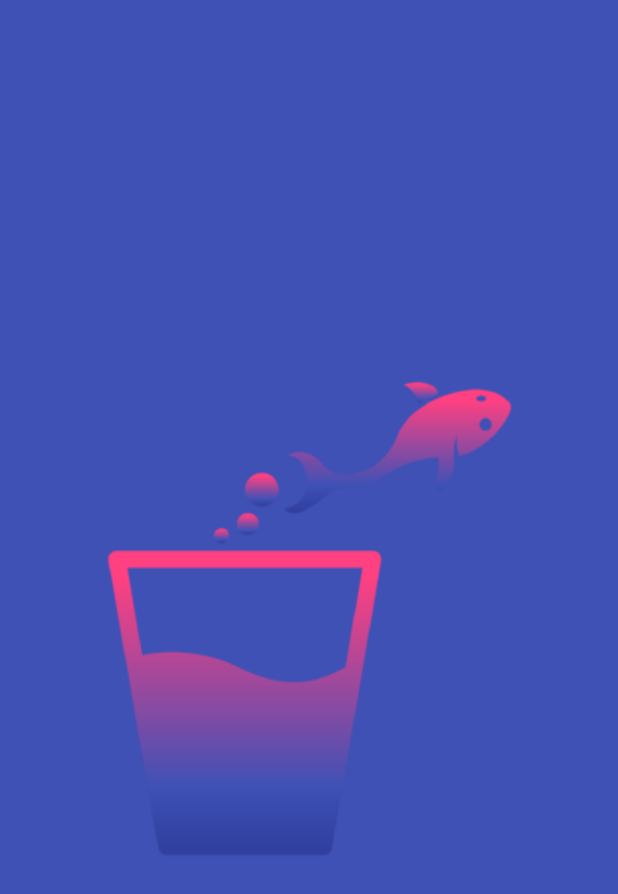
After one commit to Schakkeline/AndroidDripDrop, an Android app: the SplashActivity screen opened directly, with no data from a screen before it, on a phone screen of 412 x 824 dp. The commit adds this screen. Shown: the top 894 px of the screen. Run offline under Robolectric (Android 15) with nearby library versions, the phone set to English and light mode, and no system bars; 1 statement that could not run was skipped.

Commit message:
Splash Screen

```diff
--- a/app/src/main/java/com/buchmaier/jacqueline/mamiwata/LoginActivity.java
+++ b/app/src/main/java/com/buchmaier/jacqueline/mamiwata/LoginActivity.java
@@ -59,7 +59,7 @@ public class LoginActivity extends AppCompatActivity {
         btnReset.setOnClickListener(new View.OnClickListener() {
             @Override
             public void onClick(View v) {
-                // TODO: Reset Password
+                // Reset Password
                 startActivity(new Intent(LoginActivity.this, ResetPasswordActivity.class));
             }
         });
@@ -93,7 +93,8 @@ public class LoginActivity extends AppCompatActivity {
                                     if (password.length() < 6) {
                                         inputPassword.setError(getString(R.string.minimum_password));
                                     } else {
-                                        Toast.makeText(LoginActivity.this, getString(R.string.auth_failed), Toast.LENGTH_LONG).show();
+                                        Toast.makeText(LoginActivity.this, getString(R.string.auth_failed),
+                                                Toast.LENGTH_LONG).show();
                                     }
                                 } else {
                                     Intent intent = new Intent(LoginActivity.this, MainActivity.class);
--- a/app/src/main/java/com/buchmaier/jacqueline/mamiwata/MyFirebaseMessagingService.java
+++ b/app/src/main/java/com/buchmaier/jacqueline/mamiwata/MyFirebaseMessagingService.java
@@ -48,7 +48,8 @@ public class MyFirebaseMessagingService extends FirebaseMessagingService {
         String NOTIFICATION_CHANNEL_ID = "my_channel_id_01";
 
         if (Build.VERSION.SDK_INT >= Build.VERSION_CODES.O) {
-            NotificationChannel notificationChannel = new NotificationChannel(NOTIFICATION_CHANNEL_ID, "My Notifications", NotificationManager.IMPORTANCE_MAX);
+            NotificationChannel notificationChannel = new NotificationChannel(NOTIFICATION_CHANNEL_ID, "My Notifications",
+                    NotificationManager.IMPORTANCE_MAX);
 
             // Configure the notification channel.
             notificationChannel.setDescription("Channel description");
--- a/app/src/main/java/com/buchmaier/jacqueline/mamiwata/SignupActivity.java
+++ b/app/src/main/java/com/buchmaier/jacqueline/mamiwata/SignupActivity.java
@@ -47,7 +47,6 @@ public class SignupActivity extends AppCompatActivity {
         btnResetPassword.setOnClickListener(new View.OnClickListener() {
             @Override
             public void onClick(View v) {
-                // TODO: Reset Password
                 startActivity(new Intent(SignupActivity.this, ResetPasswordActivity.class));
             }
         });
@@ -87,7 +86,6 @@ public class SignupActivity extends AppCompatActivity {
                             @Override
                             public void onComplete(@NonNull Task<AuthResult> task) {
                                 Toast.makeText(SignupActivity.this, "Welcome :)", Toast.LENGTH_SHORT).show();
-                                //progressBar.setVisibility(View.GONE);
                                 // If sign in fails, display a message to the user. If sign in succeeds
                                 // the auth state listener will be notified and logic to handle the
                                 // signed in user can be handled in the listener.
@@ -101,7 +99,6 @@ public class SignupActivity extends AppCompatActivity {
                                     mFirebaseDatabase.child(uid).child("email").setValue(email);
                                     mFirebaseDatabase.child(uid).child("age").setValue("under 30 years");
                                     mFirebaseDatabase.child(uid).child("currentWater").setValue(0);
-                                    mFirebaseDatabase.child(uid).child("gender").setValue("Female");
                                     mFirebaseDatabase.child(uid).child("myDonation").setValue(0);
                                     mFirebaseDatabase.child(uid).child("myWater").setValue(0);
                                     mFirebaseDatabase.child(uid).child("notifications").setValue(true);
--- /dev/null
+++ b/app/src/main/java/com/buchmaier/jacqueline/mamiwata/SplashActivity.java
@@ -0,0 +1,21 @@
+package com.buchmaier.jacqueline.mamiwata;
+
+import android.content.Intent;
+import android.os.Bundle;
+import android.support.v7.app.AppCompatActivity;
+
+/**
+ * Created by jacqueline on 17.06.18.
+ */
+
+public class SplashActivity extends AppCompatActivity {
+
+    @Override
+    protected void onCreate(Bundle savedInstanceState) {
+        super.onCreate(savedInstanceState);
+        // Start home activity
+        startActivity(new Intent(SplashActivity.this, MainActivity.class));
+        // close splash activity
+        finish();
+    }
+}
--- a/app/src/main/res/values/styles.xml
+++ b/app/src/main/res/values/styles.xml
@@ -8,4 +8,9 @@
         <item name="colorAccent">@color/colorAccent</item>
     </style>
 
+    <!-- Splash Screen theme. -->
+    <style name="SplashTheme" parent="Theme.AppCompat.NoActionBar">
+        <item name="android:windowBackground">@layout/launch_screen</item>
+    </style>
+
 </resources>
```
Also changed, not shown: app/src/main/AndroidManifest.xml (+11 -0 lines), app/src/main/java/com/buchmaier/jacqueline/mamiwata/ResetPasswordActivity.java (+9 -3 lines), app/src/main/res/drawable/ic_logo_svg.xml (added, +9 -0 lines), app/src/main/res/layout/launch_screen.xml (added, +19 -0 lines).
